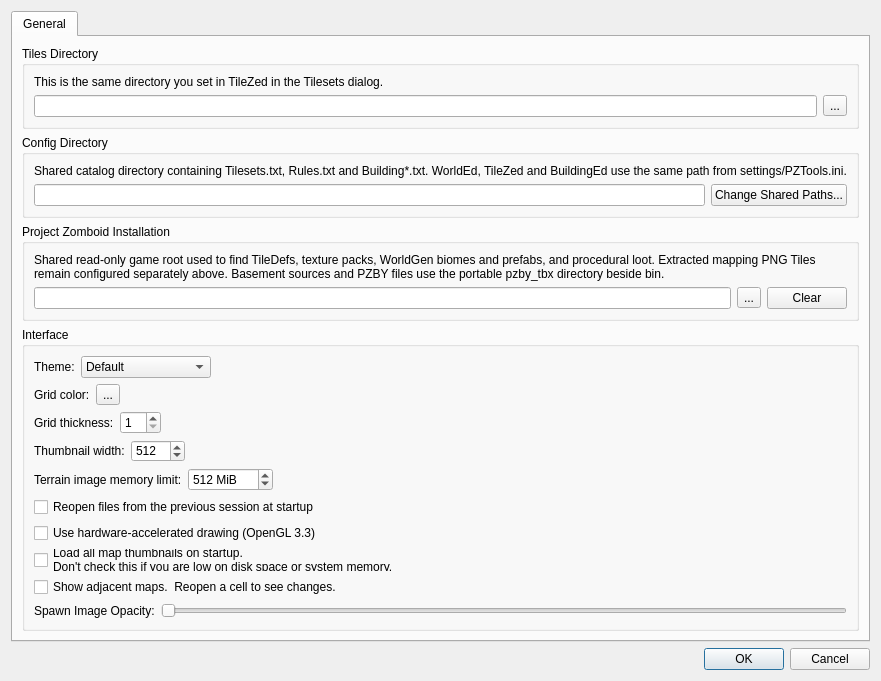
Old version of the form WorldEd/src/editor/preferencesdialog.ui in the repository Z3R0-BYT3Z/PZ_Mapping_Tools.
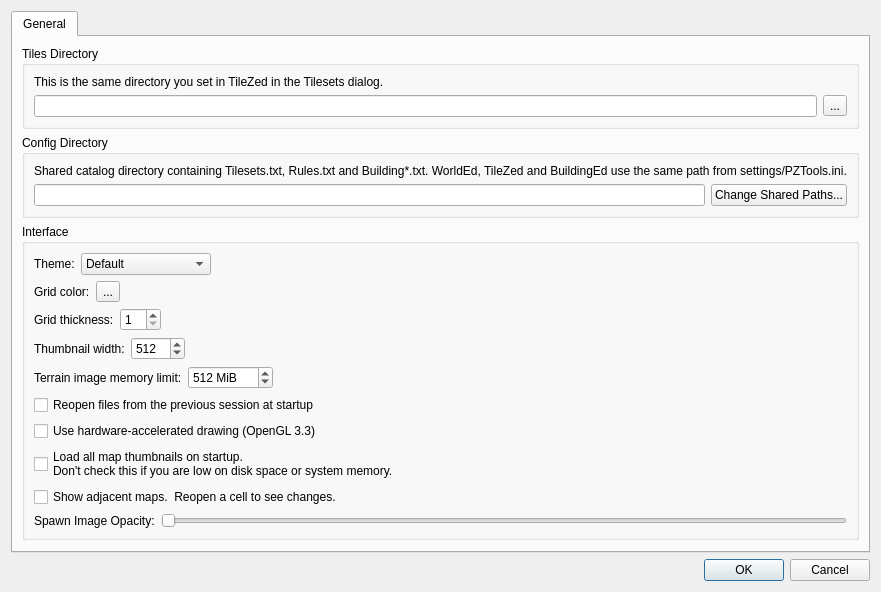
New version of the form. Custom widgets are drawn as their Qt base class.

Commit message:
Modernize PZ mapping tools workflow and interface
Redesign BuildingEd, TileZed, and WorldEd with improved asset discovery, shared configuration, diagnostics, tileset handling, autosave, editing workflows, interface controls, and updated documentation.

What changed in the file:
```diff
--- a/WorldEd/src/editor/preferencesdialog.ui
+++ b/WorldEd/src/editor/preferencesdialog.ui
@@ -93,50 +93,6 @@
         </widget>
        </item>
        <item row="2" column="0">
-        <widget class="QGroupBox" name="projectZomboidBox">
-         <property name="title">
-          <string>Project Zomboid Installation</string>
-         </property>
-         <layout class="QVBoxLayout" name="projectZomboidLayout">
-          <item>
-           <widget class="QLabel" name="projectZomboidDescription">
-            <property name="text">
-             <string>Shared read-only game root used to find TileDefs, texture packs, WorldGen biomes and prefabs, and procedural loot. Extracted mapping PNG Tiles remain configured separately above. Basement sources and PZBY files use the portable pzby_tbx directory beside bin.</string>
-            </property>
-            <property name="wordWrap">
-             <bool>true</bool>
-            </property>
-           </widget>
-          </item>
-          <item>
-           <layout class="QHBoxLayout" name="projectZomboidPathLayout">
-            <item>
-             <widget class="QLineEdit" name="projectZomboidDirectory">
-              <property name="readOnly">
-               <bool>true</bool>
-              </property>
-             </widget>
-            </item>
-            <item>
-             <widget class="QToolButton" name="browseProjectZomboidDirectory">
-              <property name="text">
-               <string>...</string>
-              </property>
-             </widget>
-            </item>
-            <item>
-             <widget class="QPushButton" name="clearProjectZomboidDirectory">
-              <property name="text">
-               <string>Clear</string>
-              </property>
-             </widget>
-            </item>
-           </layout>
-          </item>
-         </layout>
-        </widget>
-       </item>
-       <item row="3" column="0">
         <widget class="QGroupBox" name="groupBox_3">
          <property name="title">
           <string>Interface</string>
@@ -391,7 +347,7 @@
          </layout>
         </widget>
        </item>
-       <item row="4" column="0">
+       <item row="3" column="0">
         <spacer name="verticalSpacer">
          <property name="orientation">
           <enum>Qt::Vertical</enum>
```
The commit also changes 230 other files.
